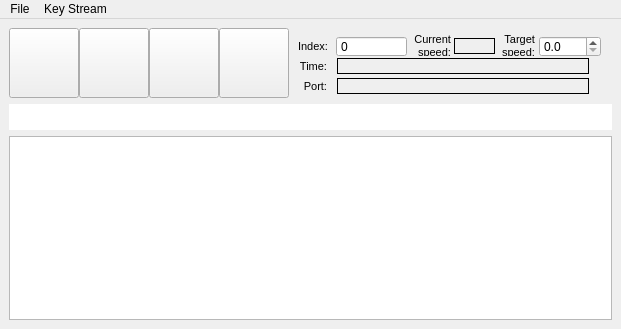
The window that ruby/lib/vizkit/widgets/log_control/LogControl.ui (rock-core/gui-vizkit) describes before a commit, drawn with Qt 5.
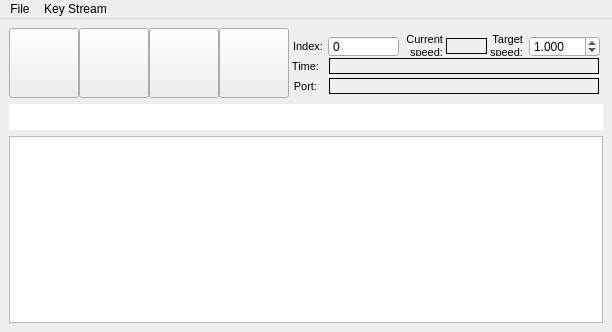
The same window after the commit. Icons and pictures are not drawn. Custom widgets are drawn as their Qt base class.

Commit message: replay: fix NaN bug Ticket #274

Diff of the .ui file:
```diff
--- a/ruby/lib/vizkit/widgets/log_control/LogControl.ui
+++ b/ruby/lib/vizkit/widgets/log_control/LogControl.ui
@@ -6,8 +6,8 @@
    <rect>
     <x>0</x>
     <y>0</y>
-    <width>621</width>
-    <height>329</height>
+    <width>612</width>
+    <height>332</height>
    </rect>
   </property>
   <property name="windowTitle">
@@ -211,7 +211,7 @@
       <widget class="QLabel" name="label_4">
        <property name="geometry">
         <rect>
-         <x>285</x>
+         <x>280</x>
          <y>10</y>
          <width>34</width>
          <height>16</height>
@@ -232,7 +232,7 @@
       <widget class="QLabel" name="label_2">
        <property name="geometry">
         <rect>
-         <x>290</x>
+         <x>282</x>
          <y>30</y>
          <width>28</width>
          <height>16</height>
@@ -253,15 +253,15 @@
       <widget class="QLabel" name="timestamp">
        <property name="geometry">
         <rect>
-         <x>328</x>
+         <x>320</x>
          <y>30</y>
-         <width>252</width>
+         <width>270</width>
          <height>16</height>
         </rect>
        </property>
        <property name="maximumSize">
         <size>
-         <width>252</width>
+         <width>270</width>
          <height>250</height>
         </size>
        </property>
@@ -284,7 +284,7 @@
       <widget class="QLabel" name="label_3">
        <property name="geometry">
         <rect>
-         <x>401</x>
+         <x>393</x>
          <y>7</y>
          <width>41</width>
          <height>21</height>
@@ -306,7 +306,7 @@
       <widget class="QLabel" name="label_5">
        <property name="geometry">
         <rect>
-         <x>290</x>
+         <x>280</x>
          <y>50</y>
          <width>28</width>
          <height>16</height>
@@ -327,15 +327,15 @@
       <widget class="QLabel" name="last_port">
        <property name="geometry">
         <rect>
-         <x>328</x>
+         <x>320</x>
          <y>50</y>
-         <width>252</width>
+         <width>270</width>
          <height>16</height>
         </rect>
        </property>
        <property name="maximumSize">
         <size>
-         <width>252</width>
+         <width>270</width>
          <height>250</height>
         </size>
        </property>
@@ -358,7 +358,7 @@
       <widget class="QSpinBox" name="index">
        <property name="geometry">
         <rect>
-         <x>327</x>
+         <x>319</x>
          <y>8</y>
          <width>71</width>
          <height>21</height>
@@ -383,7 +383,7 @@
       <widget class="QLabel" name="dcurrent_speed">
        <property name="geometry">
         <rect>
-         <x>445</x>
+         <x>437</x>
          <y>10</y>
          <width>41</width>
          <height>16</height>
@@ -415,7 +415,7 @@
       <widget class="QLabel" name="label_6">
        <property name="geometry">
         <rect>
-         <x>492</x>
+         <x>480</x>
          <y>7</y>
          <width>34</width>
          <height>21</height>
@@ -437,14 +437,23 @@
       <widget class="QDoubleSpinBox" name="dtarget_speed">
        <property name="geometry">
         <rect>
-         <x>530</x>
+         <x>520</x>
          <y>8</y>
-         <width>62</width>
+         <width>71</width>
          <height>21</height>
         </rect>
        </property>
        <property name="decimals">
-        <number>1</number>
+        <number>3</number>
+       </property>
+       <property name="minimum">
+        <double>0.001000000000000</double>
+       </property>
+       <property name="maximum">
+        <double>999.999000000000024</double>
+       </property>
+       <property name="value">
+        <double>1.000000000000000</double>
        </property>
       </widget>
      </widget>
@@ -519,7 +528,7 @@
     <rect>
      <x>0</x>
      <y>0</y>
-     <width>621</width>
+     <width>612</width>
      <height>25</height>
     </rect>
    </property>
```
The commit also changes 1 other file.
